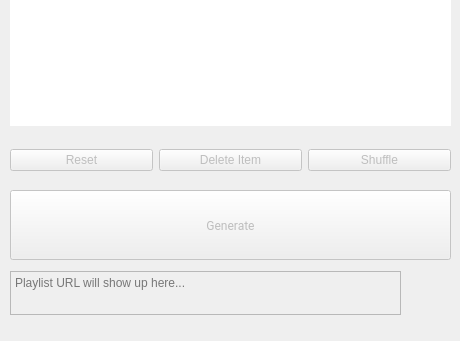
The window that src/main/resources/base/forms/form.ui (christianhofmanncodes/youtube-playlist-generator) describes before a commit, drawn with Qt 5; both pictures show x 0 to 460 and y 229 to 570 of the 460 by 570 pixel window.
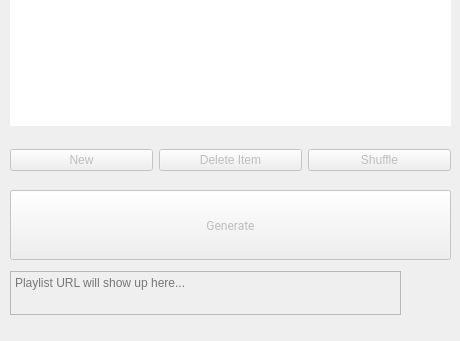
The same window after the commit. Icons and pictures are not drawn.

Patch:
```diff
--- a/src/main/resources/base/forms/form.ui
+++ b/src/main/resources/base/forms/form.ui
@@ -322,7 +322,7 @@
         <string notr="true"/>
        </property>
        <property name="text">
-        <string>Reset</string>
+        <string>New</string>
        </property>
        <property name="icon">
         <iconset>
```
Left out of the diff: 63 changed lines with no effect on the pictures.
